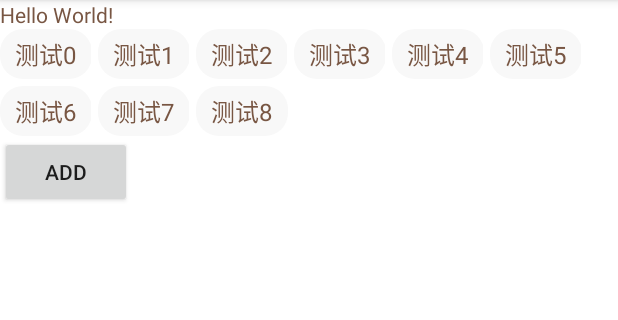
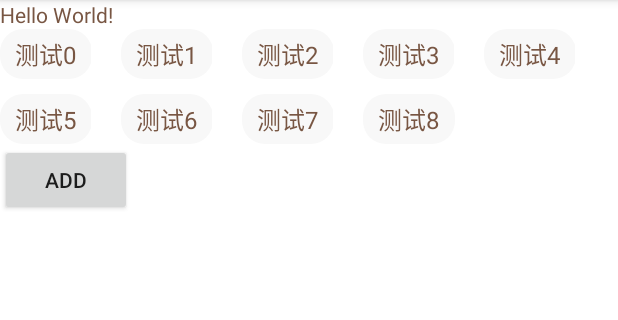
Before and after one commit to xingchen1989/LabelsView, an Android app: the screen it shows after launch (MainActivity), after a tap on "ADD", on a phone screen of 412 x 824 dp, the part 84-404 px from its top. Run offline under Robolectric (Android 15) with nearby library versions, the phone set to English and light mode, and no system bars.

Commit message:
修复lineMargin、wordMargin属性

```diff
--- a/app/src/main/res/layout/activity_main.xml
+++ b/app/src/main/res/layout/activity_main.xml
@@ -20,7 +20,9 @@
         android:layout_height="wrap_content"
         app:labelTextColor="#785643"
         app:labelTextSize="16sp"
-        app:maxLines="2" />
+        app:lineMargin="10dp"
+        app:maxLines="2"
+        app:wordMargin="20dp" />
 
     <Button
         android:layout_width="wrap_content"
--- a/labels/src/main/java/com/xingchen/labels/view/LabelsView.java
+++ b/labels/src/main/java/com/xingchen/labels/view/LabelsView.java
@@ -138,8 +138,8 @@ public class LabelsView extends ViewGroup implements View.OnClickListener {
         if (attrs != null) {
             TypedArray mTypedArray = context.obtainStyledAttributes(attrs, R.styleable.LabelsView);
             mMaxLines = mTypedArray.getInteger(R.styleable.LabelsView_maxLines, -1);
-            mWordMargin = mTypedArray.getInteger(R.styleable.LabelsView_wordMargin, dp2px(5));
-            mLineMargin = mTypedArray.getInteger(R.styleable.LabelsView_lineMargin, dp2px(5));
+            mWordMargin = mTypedArray.getDimensionPixelOffset(R.styleable.LabelsView_wordMargin, dp2px(5));
+            mLineMargin = mTypedArray.getDimensionPixelOffset(R.styleable.LabelsView_lineMargin, dp2px(5));
             mTextSize = mTypedArray.getDimension(R.styleable.LabelsView_labelTextSize, sp2px(14));
             mTextColor = mTypedArray.getColor(R.styleable.LabelsView_labelTextColor, Color.BLACK);
             mLabelGravity = mTypedArray.getInt(R.styleable.LabelsView_labelGravity, Gravity.CENTER);
```
